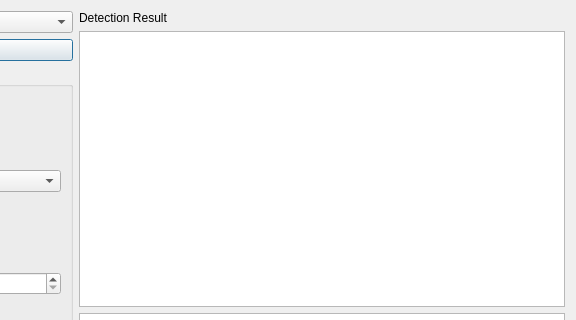
Above: ui/addBricksDialog.ui from Syadon/BrickCollectionManager before the change; both pictures show x 424 to 1000 and y 0 to 320 of the 1000 by 600 pixel window. Below: the same form after it.
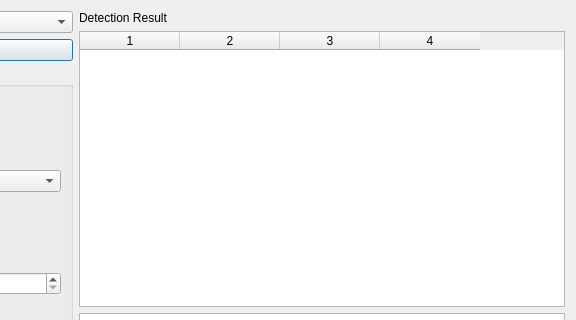
That is the form after the change.

Commit message: Added a preview icon on parts list in addBricksDialog

What changed in the file:
```diff
--- a/ui/addBricksDialog.ui
+++ b/ui/addBricksDialog.ui
@@ -85,7 +85,39 @@
       </widget>
      </item>
      <item>
-      <widget class="QListWidget" name="parts_list"/>
+      <widget class="QTableWidget" name="parts_list">
+       <property name="editTriggers">
+        <set>QAbstractItemView::EditTrigger::NoEditTriggers</set>
+       </property>
+       <property name="selectionMode">
+        <enum>QAbstractItemView::SelectionMode::SingleSelection</enum>
+       </property>
+       <property name="selectionBehavior">
+        <enum>QAbstractItemView::SelectionBehavior::SelectRows</enum>
+       </property>
+       <property name="iconSize">
+        <size>
+         <width>100</width>
+         <height>100</height>
+        </size>
+       </property>
+       <property name="showGrid">
+        <bool>false</bool>
+       </property>
+       <property name="gridStyle">
+        <enum>Qt::PenStyle::NoPen</enum>
+       </property>
+       <property name="rowCount">
+        <number>0</number>
+       </property>
+       <property name="columnCount">
+        <number>4</number>
+       </property>
+       <column/>
+       <column/>
+       <column/>
+       <column/>
+      </widget>
      </item>
      <item>
       <widget class="QListWidget" name="colors_list"/>
```
Left out of the diff: 9 changed lines with no effect on the pictures. The commit also changes 2 other files.
